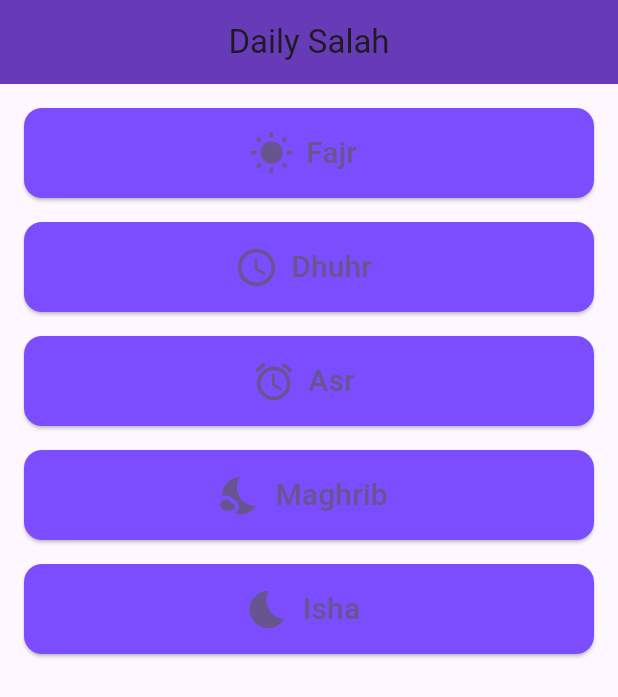
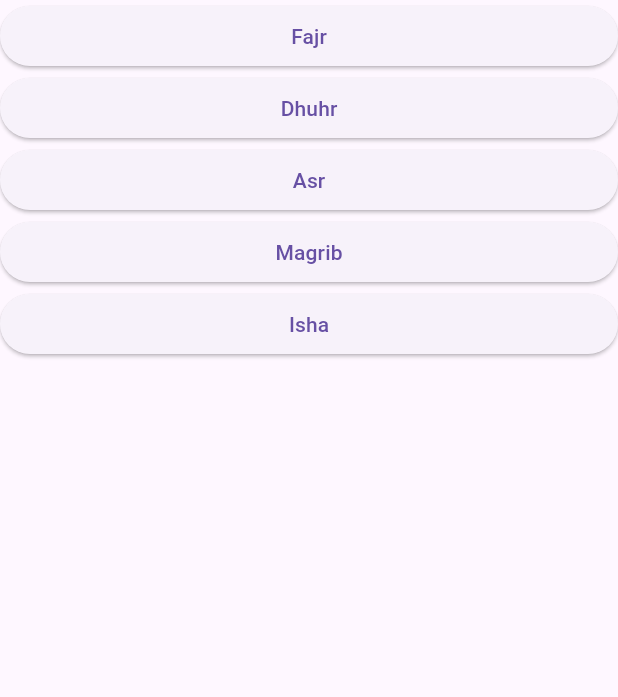
Before and after one commit to Refayatul/Hikma, a Flutter app: the screen it shows after launch, on a phone screen of 412 x 824 dp. Shown: the top 697 px of the screen. Run offline on Flutter 3.47's test engine with Material 3 defaults, Android fonts, the phone set to English and light mode, and no system bars.

Commit message:
implemented the basic button without method

```diff
--- a/lib/main.dart
+++ b/lib/main.dart
@@ -1,32 +1,34 @@
 import 'package:flutter/material.dart';
-import 'package:salah/prayer_button.dart';
-
 
 void main() {
-  runApp(const StartScreen());
+  runApp(const FirstScreen());
 }
 
-class StartScreen extends StatelessWidget {
-  const StartScreen({super.key});
+class FirstScreen extends StatelessWidget {
+  const FirstScreen({super.key});
 
   @override
   Widget build(BuildContext context) {
     return MaterialApp(
-      title: 'Daily Salah',
-      theme: ThemeData(
-        colorScheme: ColorScheme.fromSeed(seedColor: Colors.deepPurple),
-        useMaterial3: true,
-      ),
       home: Scaffold(
-        appBar: AppBar(
-          title: const Text('Daily Salah'),
-          centerTitle: true,
-          backgroundColor: Colors.deepPurple,
+          body: Center(
+        child: ListView(
+          children: [
+            buildButton('Fajr'),
+            buildButton('Dhuhr'),
+            buildButton('Asr'),
+            buildButton('Magrib'),
+            buildButton('Isha'),
+          ],
         ),
-        body: const Center(
-          child: PrayerButtons(),
-        ),
-      ),
+      )),
     );
   }
 }
+
+Widget buildButton(String title) {
+  return ElevatedButton(
+    onPressed: () {},
+    child: Text(title),
+  );
+}
```
